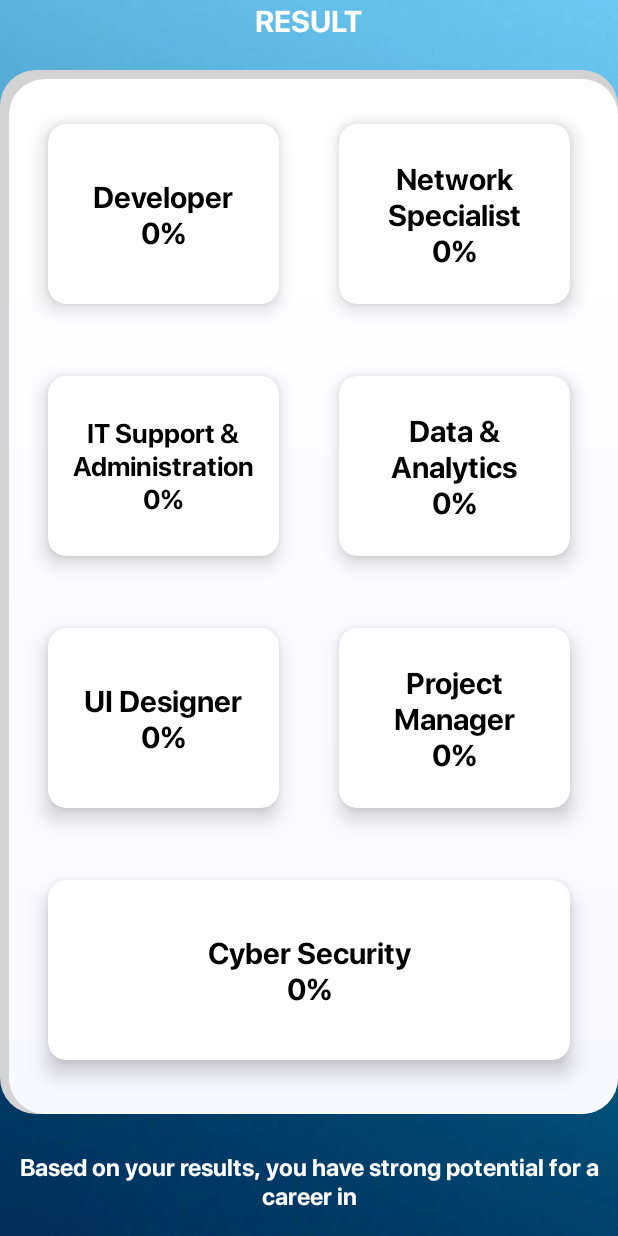
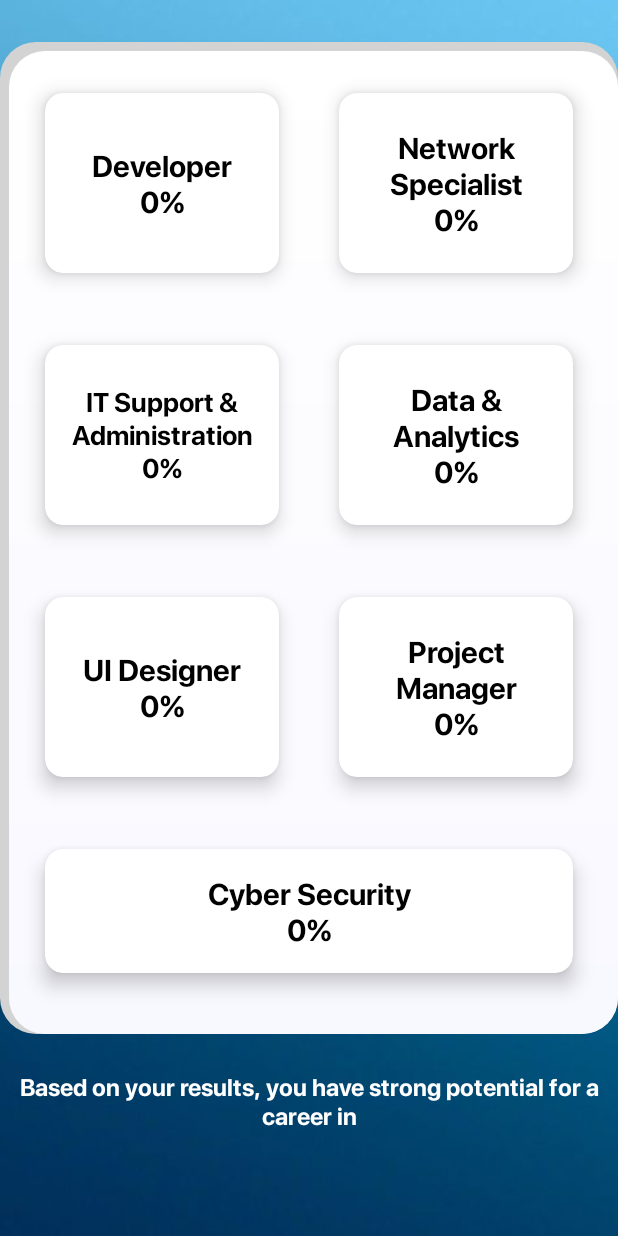
Before and after one commit to robertterquin/NextStep, an Android app: the result_page screen opened directly, with no data from a screen before it, on a phone screen of 412 x 824 dp. Run offline under Robolectric (Android 15) with nearby library versions, the phone set to English and light mode, and no system bars.

Commit message:
Initial Commit

```diff
--- a/app/src/main/res/layout/activity_result_page.xml
+++ b/app/src/main/res/layout/activity_result_page.xml
@@ -11,28 +11,16 @@
     tools:context=".result_page"
     android:background="@drawable/questions_bg">
 
-    <!-- RESULT TEXT -->
-    <TextView
-        android:layout_width="wrap_content"
-        android:layout_height="wrap_content"
-        android:fontFamily="@font/sfpro_bold"
-        android:textColor="@color/white"
-        android:text="RESULT"
-        android:textSize="20sp"
-        android:textStyle="bold"
-        android:layout_marginBottom="20dp"/>
-
-    <!-- LARGER GRID LAYOUT FOR CATEGORIES -->
     <GridLayout
         android:layout_width="match_parent"
-        android:layout_height="wrap_content"
+        android:layout_height="661dp"
+        android:alignmentMode="alignMargins"
+        android:background="@drawable/questions_cardbg"
         android:columnCount="2"
+        android:columnOrderPreserved="true"
+        android:padding="10dp"
         android:rowCount="4"
-        android:background="@drawable/questions_cardbg"
-        android:alignmentMode="alignMargins"
-        android:rowOrderPreserved="true"
-        android:columnOrderPreserved="true"
-        android:padding="12dp">
+        android:rowOrderPreserved="true">
 
         <!-- Developer Card -->
         <androidx.cardview.widget.CardView
@@ -43,17 +31,18 @@
             app:cardCornerRadius="12dp"
             app:cardElevation="8dp"
             app:cardUseCompatPadding="true">
+
             <TextView
                 android:id="@+id/tvDeveloper"
                 android:layout_width="match_parent"
                 android:layout_height="120dp"
+                android:fontFamily="@font/sfpro_bold"
+                android:gravity="center"
+                android:padding="16dp"
                 android:text="Developer\n0%"
-                android:fontFamily="@font/sfpro_bold"
                 android:textColor="@color/black"
                 android:textSize="20sp"
-                android:textStyle="bold"
-                android:gravity="center"
-                android:padding="16dp"/>
+                android:textStyle="bold" />
         </androidx.cardview.widget.CardView>
 
         <!-- Network Specialist Card -->
@@ -65,17 +54,18 @@
             app:cardCornerRadius="12dp"
             app:cardElevation="8dp"
             app:cardUseCompatPadding="true">
+
             <TextView
                 android:id="@+id/tvNetworkSpecialist"
                 android:layout_width="match_parent"
                 android:layout_height="120dp"
+                android:fontFamily="@font/sfpro_bold"
+                android:gravity="center"
+                android:padding="16dp"
                 android:text="Network\nSpecialist\n0%"
+                android:textColor="@color/black"
                 android:textSize="20sp"
-                android:fontFamily="@font/sfpro_bold"
-                android:textColor="@color/black"
-                android:textStyle="bold"
-                android:gravity="center"
-                android:padding="16dp"/>
+                android:textStyle="bold" />
         </androidx.cardview.widget.CardView>
 
         <!-- IT Support Card -->
@@ -87,16 +77,17 @@
             app:cardCornerRadius="12dp"
             app:cardElevation="8dp"
             app:cardUseCompatPadding="true">
+
             <TextView
                 android:id="@+id/tvITSupport"
                 android:layout_width="match_parent"
                 android:layout_height="120dp"
+                android:fontFamily="@font/sfpro_bold"
+                android:gravity="center"
+                android:padding="16dp"
                 android:text="IT Support &amp;\nAdministration\n0%"
-                android:textSize="18sp"
-                android:fontFamily="@font/sfpro_bold"
                 android:textColor="@color/black"
-                android:gravity="center"
-                android:padding="16dp"/>
+                android:textSize="18sp" />
         </androidx.cardview.widget.CardView>
 
         <!-- Data & Analytics Card -->
@@ -108,17 +99,18 @@
             app:cardCornerRadius="12dp"
             app:cardElevation="8dp"
             app:cardUseCompatPadding="true">
+
             <TextView
                 android:id="@+id/tvDataAnalytics"
                 android:layout_width="match_parent"
                 android:layout_height="120dp"
+                android:fontFamily="@font/sfpro_bold"
+                android:gravity="center"
+                android:padding="16dp"
                 android:text="Data &amp;\nAnalytics\n0%"
+                android:textColor="@color/black"
                 android:textSize="20sp"
-                android:fontFamily="@font/sfpro_bold"
-                android:textColor="@color/black"
-                android:textStyle="bold"
-                android:gravity="center"
-                android:padding="16dp"/>
+                android:textStyle="bold" />
         </androidx.cardview.widget.CardView>
 
         <!-- UI Designer Card -->
@@ -130,17 +122,18 @@
             app:cardCornerRadius="12dp"
             app:cardElevation="8dp"
             app:cardUseCompatPadding="true">
+
             <TextView
                 android:id="@+id/tvUIDesigner"
                 android:layout_width="match_parent"
                 android:layout_height="120dp"
+                android:fontFamily="@font/sfpro_bold"
+                android:gravity="center"
+                android:padding="16dp"
                 android:text="UI Designer\n0%"
+                android:textColor="@color/black"
                 android:textSize="20sp"
-                android:fontFamily="@font/sfpro_bold"
-                android:textColor="@color/black"
-                android:textStyle="bold"
-                android:gravity="center"
-                android:padding="16dp"/>
+                android:textStyle="bold" />
         </androidx.cardview.widget.CardView>
 
         <!-- Project Manager Card -->
@@ -152,40 +145,42 @@
             app:cardCornerRadius="12dp"
             app:cardElevation="8dp"
             app:cardUseCompatPadding="true">
+
             <TextView
                 android:id="@+id/tvProjectManager"
                 android:layout_width="match_parent"
                 android:layout_height="120dp"
+                android:fontFamily="@font/sfpro_bold"
+                android:gravity="center"
+                android:padding="16dp"
                 android:text="Project Manager\n0%"
+                android:textColor="@color/black"
                 android:textSize="20sp"
-                android:fontFamily="@font/sfpro_bold"
-                android:textColor="@color/black"
-                android:textStyle="bold"
-                android:gravity="center"
-                android:padding="16dp"/>
+                android:textStyle="bold" />
         </androidx.cardview.widget.CardView>
 
         <!-- Cyber Security Card (spanning two columns) -->
         <androidx.cardview.widget.CardView
             android:layout_width="0dp"
             android:layout_height="wrap_content"
+            android:layout_columnSpan="2"
             android:layout_columnWeight="1"
             android:layout_margin="8dp"
-            android:layout_columnSpan="2"
             app:cardCornerRadius="12dp"
             app:cardElevation="8dp"
             app:cardUseCompatPadding="true">
+
             <TextView
                 android:id="@+id/tvCyberSecurity"
                 android:layout_width="match_parent"
-                android:layout_height="120dp"
+                android:layout_height="wrap_content"
+                android:fontFamily="@font/sfpro_bold"
+                android:gravity="center"
+                android:padding="16dp"
                 android:text="Cyber Security\n0%"
+                android:textColor="@color/black"
                 android:textSize="20sp"
-                android:textStyle="bold"
-                android:fontFamily="@font/sfpro_bold"
-                android:textColor="@color/black"
-                android:gravity="center"
-                android:padding="16dp"/>
+                android:textStyle="bold" />
         </androidx.cardview.widget.CardView>
 
     </GridLayout>
```
